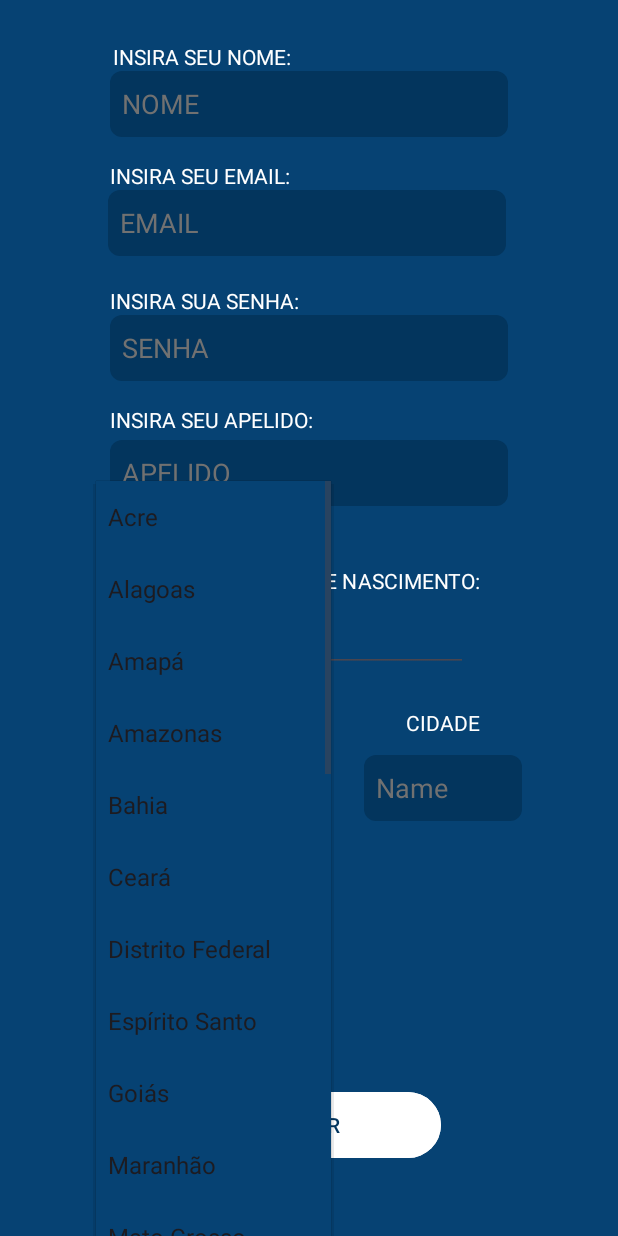
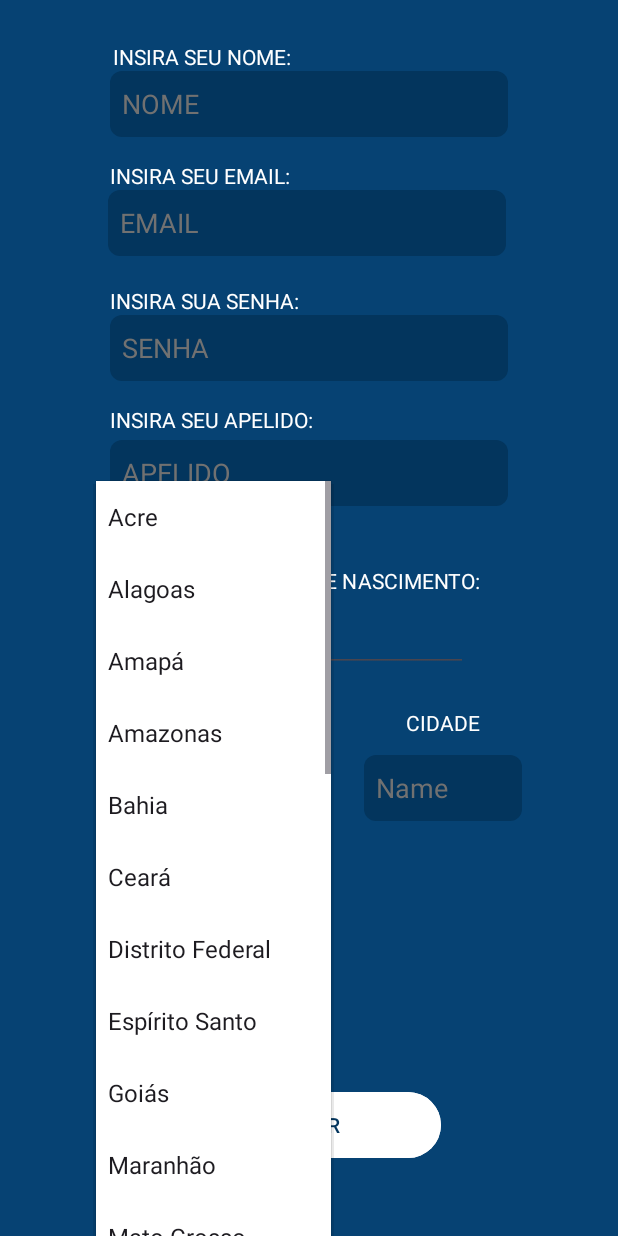
Before and after one commit to delfis-project/delfis-app, an Android app: the RegisterActivity screen opened directly, with no data from a screen before it, after a tap on "Acre", on a phone screen of 412 x 824 dp. Run offline under Robolectric (Android 15) with nearby library versions, the phone set to English and light mode, and no system bars.

Commit message:
arrumando cadastro

```diff
--- a/app/src/main/res/layout/activity_register.xml
+++ b/app/src/main/res/layout/activity_register.xml
@@ -207,7 +207,7 @@
         android:layout_marginTop="12dp"
         android:background="@drawable/rounded_edittext"
         android:backgroundTint="#064273"
-        android:popupBackground="#064273"
+        android:popupBackground="#FFFFFF"
         android:spinnerMode="dropdown"
         app:layout_constraintStart_toStartOf="parent"
         app:layout_constraintTop_toBottomOf="@+id/textView16"
```
